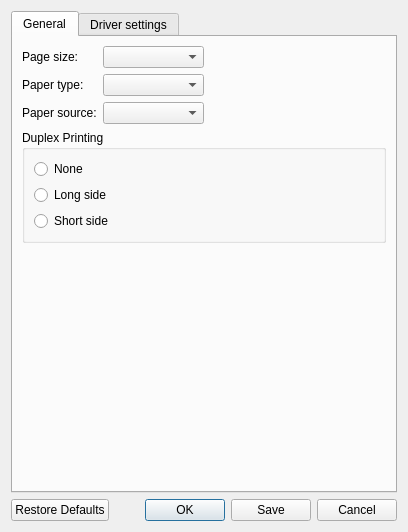
First picture: the form in cupsprintsettingsdialog.ui, repository zoltan-ongithub/x2goclient-qt5, before the edit.
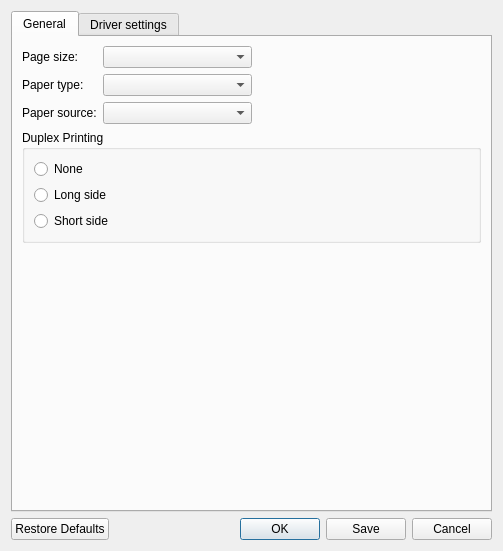
Second picture: the form after the edit.

What changed in the file:
```diff
--- a/cupsprintsettingsdialog.ui
+++ b/cupsprintsettingsdialog.ui
@@ -1,12 +1,12 @@
 <ui version="4.0" >
  <class>CupsPrinterSettingsDialog</class>
- <widget class="QDialog" name="CupsPrinterSettingsDialog" >
-  <property name="geometry" >
+ <widget class="QDialog" name="CupsPrinterSettingsDialog">
+  <property name="geometry">
    <rect>
     <x>0</x>
     <y>0</y>
-    <width>408</width>
-    <height>532</height>
+    <width>503</width>
+    <height>551</height>
    </rect>
   </property>
   <property name="sizePolicy" >
```
Left out of the diff: 148 changed lines with no effect on the pictures.
